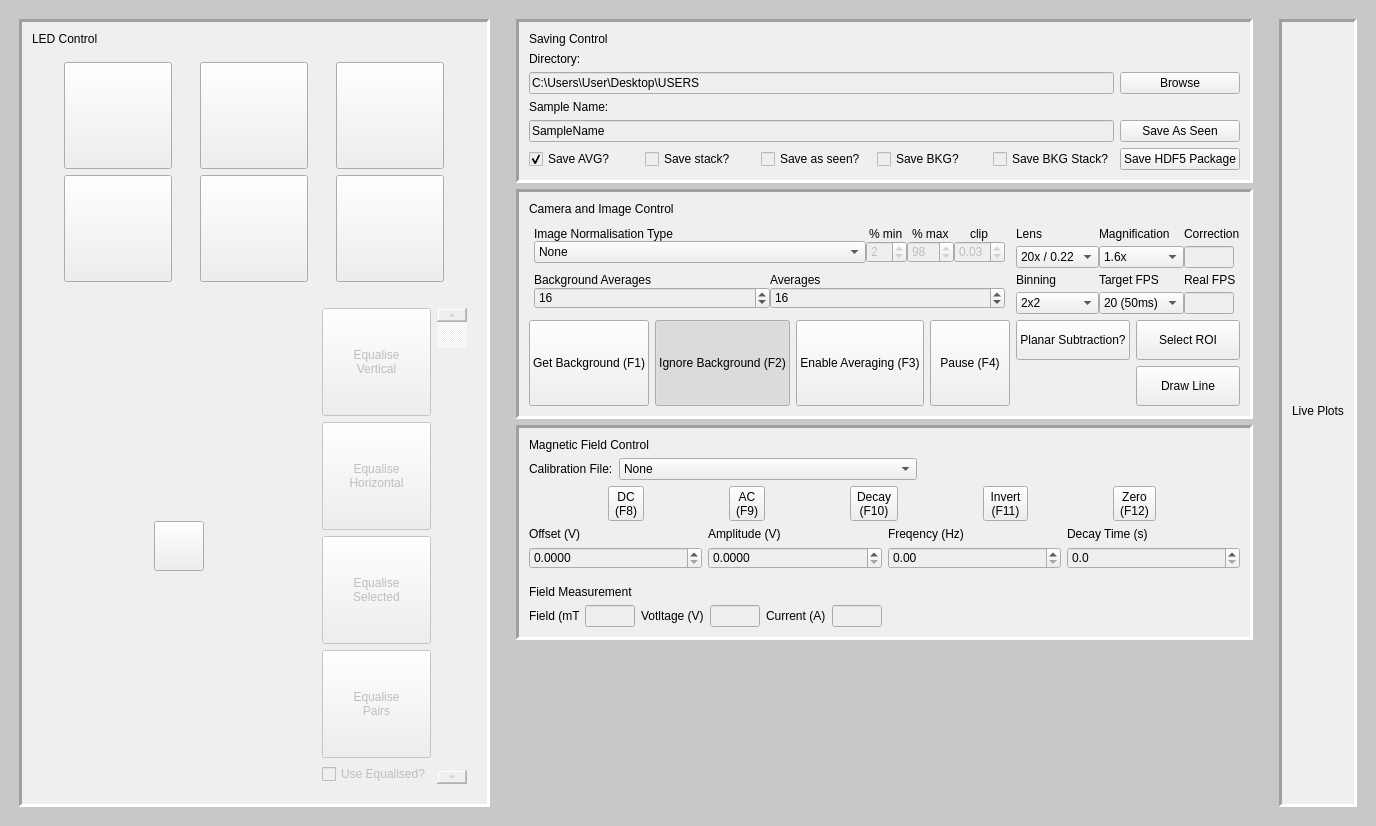
Qt form res/ArtieLab.ui (artiepoole/SpintronicsMOKE) before a commit.
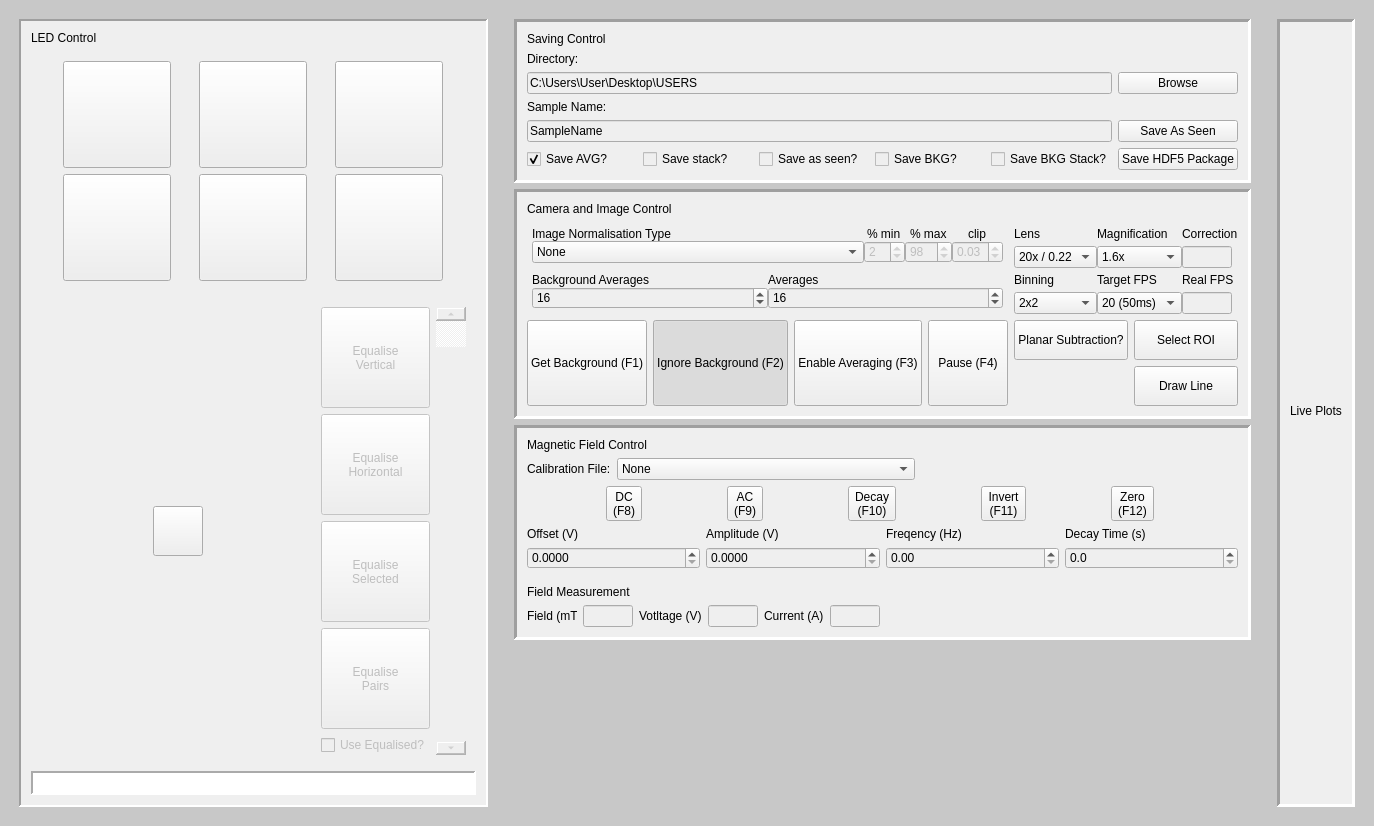
The same form after that commit. Icons and pictures are not drawn.

Commit message: Adding logging_layout to GUI

What changed in the file:
```diff
--- a/res/ArtieLab.ui
+++ b/res/ArtieLab.ui
@@ -50,7 +50,7 @@
          <enum>QFrame::Sunken</enum>
         </property>
         <property name="lineWidth">
-         <number>3</number>
+         <number>2</number>
         </property>
         <layout class="QGridLayout" name="LEDCONTROL" rowstretch="1,0,0,0,0">
          <property name="leftMargin">
@@ -818,7 +818,34 @@
           </widget>
          </item>
          <item row="4" column="0">
-          <layout class="QVBoxLayout" name="layout_logging"/>
+          <widget class="QFrame" name="FRAME_LOGGING">
+           <property name="styleSheet">
+            <string notr="true">background-color:rgb(255,255,255)</string>
+           </property>
+           <property name="frameShape">
+            <enum>QFrame::Panel</enum>
+           </property>
+           <property name="frameShadow">
+            <enum>QFrame::Sunken</enum>
+           </property>
+           <property name="lineWidth">
+            <number>2</number>
+           </property>
+           <layout class="QVBoxLayout" name="layout_logging">
+            <property name="leftMargin">
+             <number>10</number>
+            </property>
+            <property name="topMargin">
+             <number>10</number>
+            </property>
+            <property name="rightMargin">
+             <number>10</number>
+            </property>
+            <property name="bottomMargin">
+             <number>10</number>
+            </property>
+           </layout>
+          </widget>
          </item>
         </layout>
        </widget>
```
Left out of the diff: 4 changed lines with no effect on the pictures.
